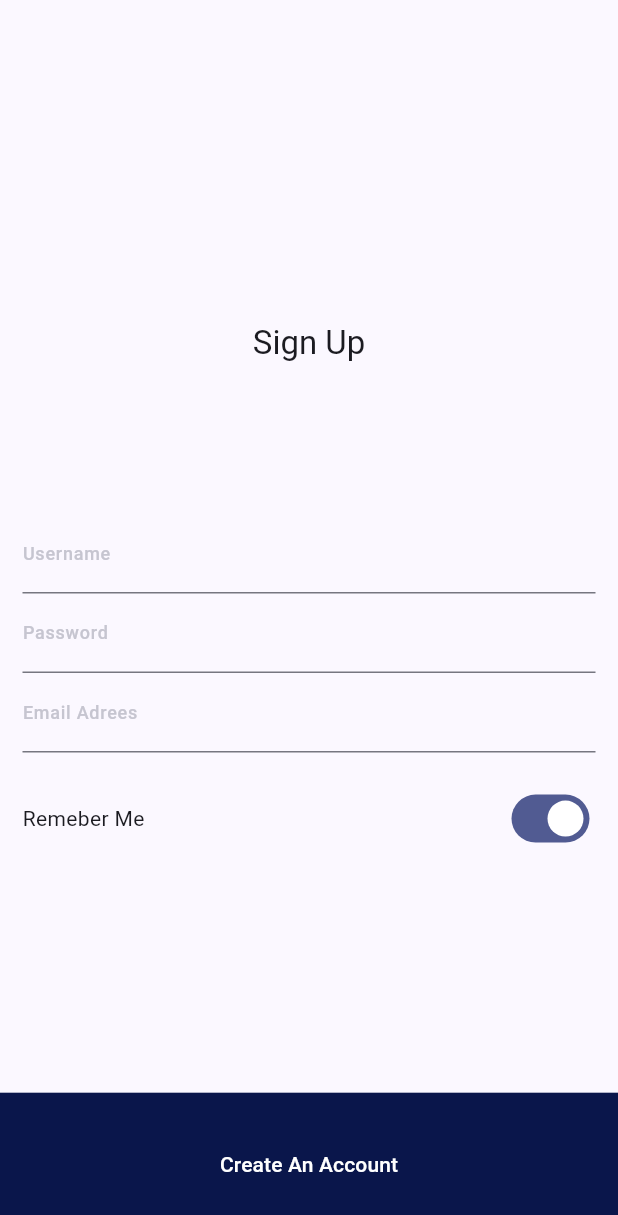
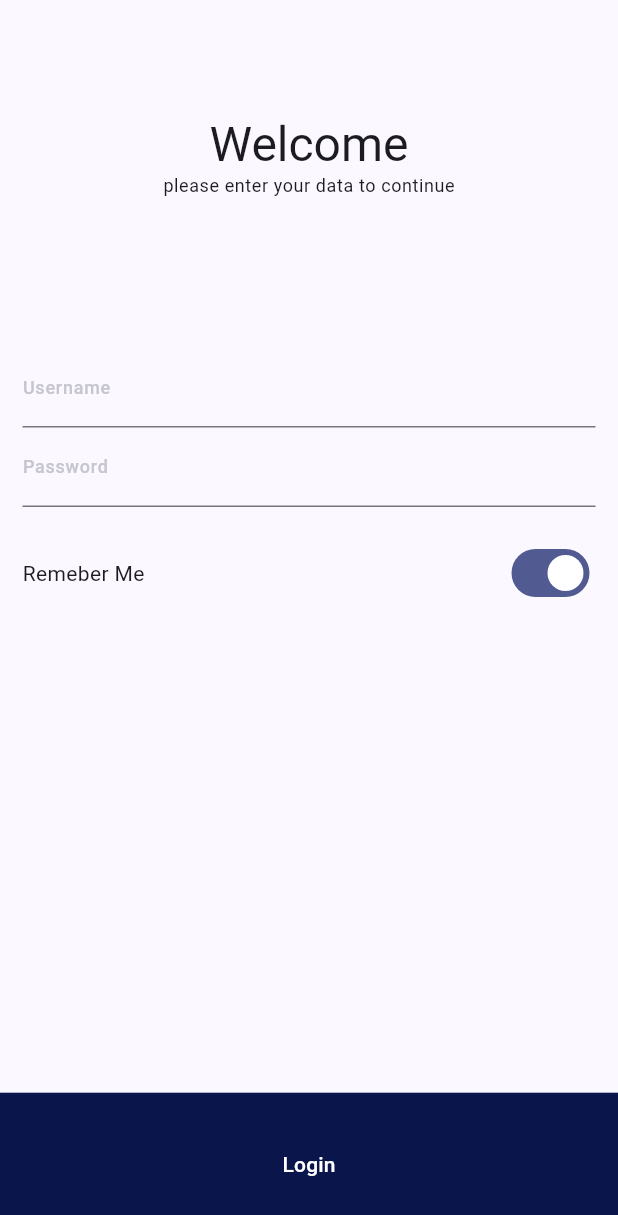
Before and after one commit to Taseen23/e-commerce_bloc, a Flutter app: the RegistrationScreen screen opened by its route, on a phone screen of 412 x 824 dp. Shown: the top 1215 px of the screen. Run offline on Flutter 3.47's test engine with Material 3 defaults, Android fonts, the phone set to English and light mode, and no system bars; our stand-ins replace bloc, cached_network_image, cloud_firestore, equatable, firebase_auth, firebase_core and 11 more; accounts and stored records are empty.

Commit message:
Page Management

```diff
--- a/lib/src/presentation/Screens/RegistrationScreen.dart
+++ b/lib/src/presentation/Screens/SignInScreen.dart
@@ -23,12 +23,14 @@ class RegistrationScreen extends StatelessWidget {
         body: Padding(
           padding: EdgeInsets.symmetric(horizontal: 15, vertical: 20),
           child: Column(
-            //   mainAxisSize: MainAxisSize.min,
+            mainAxisSize: MainAxisSize.min,
             mainAxisAlignment: MainAxisAlignment.center,
-
             children: [
-              Text("Sign Up",
-                  style: Theme.of(context).textTheme.titleLarge?.copyWith(
+              Text("Welcome",
+                  style: Theme.of(context).textTheme.headlineLarge?.copyWith(
+                      color: Theme.of(context).colorScheme.onSurface)),
+              Text("please enter your data to continue",
+                  style: Theme.of(context).textTheme.bodySmall?.copyWith(
                       color: Theme.of(context).colorScheme.onSurface)),
               const Gap(100),
               BlocConsumer<RegisterBloc, RegisterState>(
@@ -86,26 +88,6 @@ class RegistrationScreen extends StatelessWidget {
                                   return "Null";
                                 }
                               }),
-                          TextFormField(
-                              controller: state.emiailController,
-                              decoration: InputDecoration(
-                                label: const Text("Email Adrees"),
-                                labelStyle: Theme.of(context)
-                                    .textTheme
-                                    .labelMedium
-                                    ?.copyWith(
-                                        color: Theme.of(context)
-                                            .colorScheme
-                                            .outlineVariant),
-                                //   hintText: "Email Adrees",
-                              ),
-                              validator: (value) {
-                                if (value == " " || value == null) {
-                                  return "Email is required";
-                                } else {
-                                  return "Null";
-                                }
-                              }),
                         ],
                       ));
                 } else {
@@ -134,7 +116,7 @@ class RegistrationScreen extends StatelessWidget {
         bottomNavigationBar: BlocBuilder<RegisterBloc, RegisterState>(
           builder: ((context, state) {
             return BottomButton(
-                buttonText: "Create An Account",
+                buttonText: "Login",
                 buttonchild: state is RegisterLoading
                     ? LoadingAnimationWidget.discreteCircle(
                         color: theme.colorScheme.onPrimaryContainer, size: 35.w)
--- a/lib/src/routes/route_page.dart
+++ b/lib/src/routes/route_page.dart
@@ -1,5 +1,5 @@
-import 'package:e_commerce_bloc/src/presentation/Screens/LoginScreen.dart';
-import 'package:e_commerce_bloc/src/presentation/Screens/RegistrationScreen.dart';
+import 'package:e_commerce_bloc/src/presentation/Screens/WelcomeScreen.dart';
+import 'package:e_commerce_bloc/src/presentation/Screens/SignInScreen.dart';
 import 'package:e_commerce_bloc/src/presentation/Screens/SignUpScreen.dart';
 import 'package:e_commerce_bloc/src/presentation/Screens/SplashScreen.dart';
 import 'package:flutter/material.dart';
```
Also changed, not shown: lib/src/presentation/Screens/WelcomeScreen.dart (renamed from lib/src/presentation/Screens/LoginScreen.dart, +7 -7 lines).
